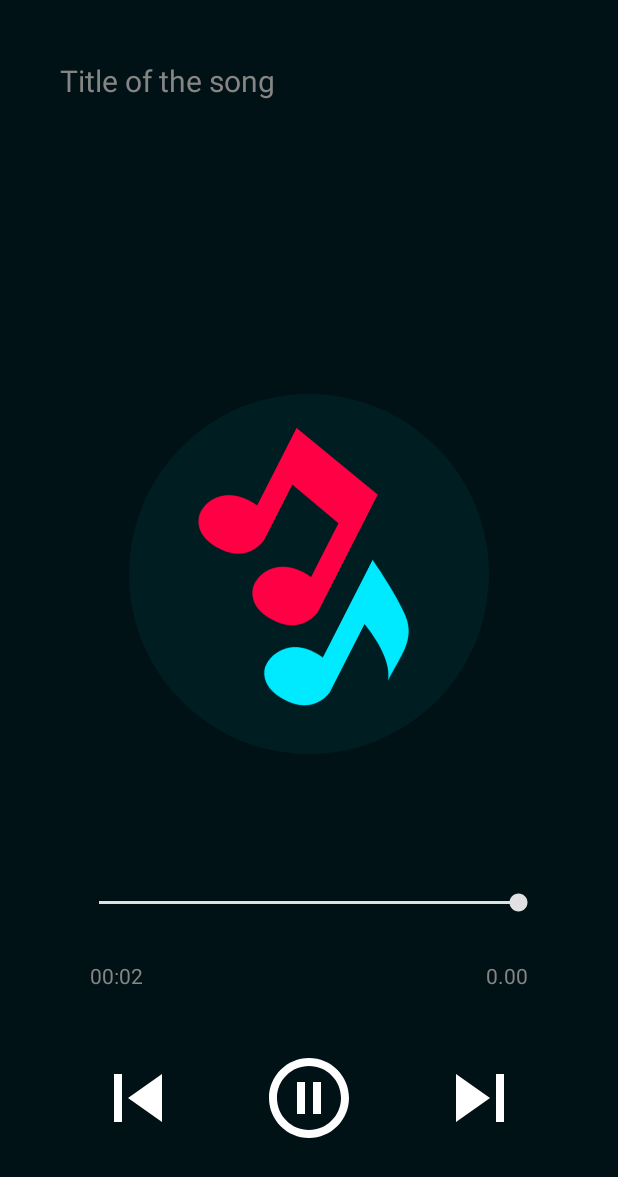
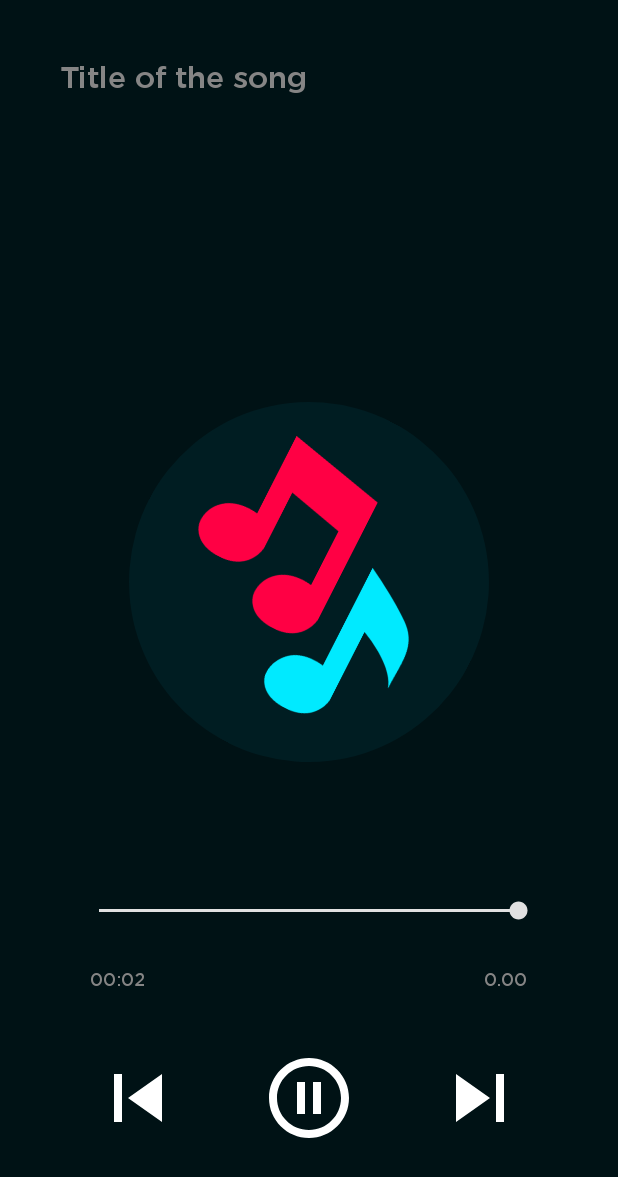
Before and after one commit to keleviss/android-music-player, an Android app: the MusicPlayerActivity screen opened directly, with no data from a screen before it, on a phone screen of 412 x 824 dp. Shown: the top 1177 px of the screen. Run offline under Robolectric (Android 15) with nearby library versions, the phone set to English and light mode, and no system bars; 7 statements that could not run were skipped.

Commit message:
Implemented the functionality to play the next song once the current song is completed, changed some fonts, fixed the duration texts and methods

```diff
--- a/app/src/main/java/com/viss/mymusicplayerfirst/MusicPlayerActivity.java
+++ b/app/src/main/java/com/viss/mymusicplayerfirst/MusicPlayerActivity.java
@@ -1,6 +1,7 @@
 package com.viss.mymusicplayerfirst;
 
 import android.annotation.SuppressLint;
+import android.graphics.Typeface;
 import android.media.MediaPlayer;
 import android.os.Bundle;
 import android.os.Handler;
@@ -10,6 +11,7 @@ import android.widget.TextView;
 
 import androidx.annotation.Nullable;
 import androidx.appcompat.app.AppCompatActivity;
+import androidx.core.content.res.ResourcesCompat;
 
 import java.io.IOException;
 import java.util.ArrayList;
@@ -39,6 +41,11 @@ public class MusicPlayerActivity extends AppCompatActivity {
         nextBtn = findViewById(R.id.next);
         prevBtn = findViewById(R.id.previous);
         musicIcon = findViewById(R.id.music_icon);
+
+        Typeface mediumFont = ResourcesCompat.getFont(this, R.font.gothammedium);
+        titleTv.setTypeface(mediumFont);
+        currentTimeTv.setTypeface(mediumFont);
+        totalTimeTv.setTypeface(mediumFont);
 
         titleTv.setSelected(true);
 
@@ -83,6 +90,8 @@ public class MusicPlayerActivity extends AppCompatActivity {
 
             }
         });
+
+        mediaPlayer.setOnCompletionListener(mp -> playNextSong());
     }
 
     void setResourcesWithMusic() {
@@ -139,9 +148,16 @@ public class MusicPlayerActivity extends AppCompatActivity {
     @SuppressLint("DefaultLocale")
     public static String convertToMMS(String duration) {
         long millis = Long.parseLong(duration);
-        return String.format("%02d:%02d",
-                TimeUnit.MILLISECONDS.toMinutes(millis) % TimeUnit.HOURS.toMinutes(1),
-                TimeUnit.MILLISECONDS.toSeconds(millis) % TimeUnit.MINUTES.toSeconds(1));
+
+        int minutes = (int) TimeUnit.MILLISECONDS.toMinutes(millis);
+        int seconds = (int) TimeUnit.MILLISECONDS.toSeconds(millis) % 60;
+
+        if (minutes > 60) {
+            int hours = minutes / 60;
+            minutes %= 60;
+            return String.format("%02d:%02d:%02d", hours, minutes, seconds);
+        }
+
+        return String.format("%02d:%02d", minutes, seconds);
     }
-
 }
--- a/app/src/main/java/com/viss/mymusicplayerfirst/MyMediaPlayer.java
+++ b/app/src/main/java/com/viss/mymusicplayerfirst/MyMediaPlayer.java
@@ -2,7 +2,7 @@ package com.viss.mymusicplayerfirst;
 
 import android.media.MediaPlayer;
 
-public class MyMediaPlayer {
+public class MyMediaPlayer extends MediaPlayer{
     static MediaPlayer instance;
 
     public static MediaPlayer getInstance() {
--- a/app/src/main/res/layout/activity_music_player.xml
+++ b/app/src/main/res/layout/activity_music_player.xml
@@ -53,14 +53,18 @@
             android:thumbTint="@color/white"/>
 
         <TextView
+            android:id="@+id/current_time"
             android:layout_width="wrap_content"
             android:layout_height="wrap_content"
-            android:id="@+id/current_time"
-            android:text="0.00"
             android:layout_below="@+id/seekbar"
             android:layout_alignParentStart="true"
-            android:textColor="#FF858585"
-            android:layout_margin="20dp"/>
+            android:layout_marginStart="20dp"
+            android:layout_marginTop="20dp"
+            android:layout_marginEnd="20dp"
+            android:layout_marginBottom="20dp"
+            android:text="0.00"
+            android:textSize="12sp"
+            android:textColor="#FF858585" />
 
         <TextView
             android:layout_width="wrap_content"
@@ -70,6 +74,7 @@
             android:layout_below="@+id/seekbar"
             android:layout_alignParentEnd="true"
             android:textColor="#FF858585"
+            android:textSize="12sp"
             android:layout_margin="20dp"/>
 
         <RelativeLayout
```
Also changed, not shown: app/src/main/java/com/viss/mymusicplayerfirst/SongListAdapter.java (+28 -3 lines), app/src/main/res/font/gothamlight.otf (added).
